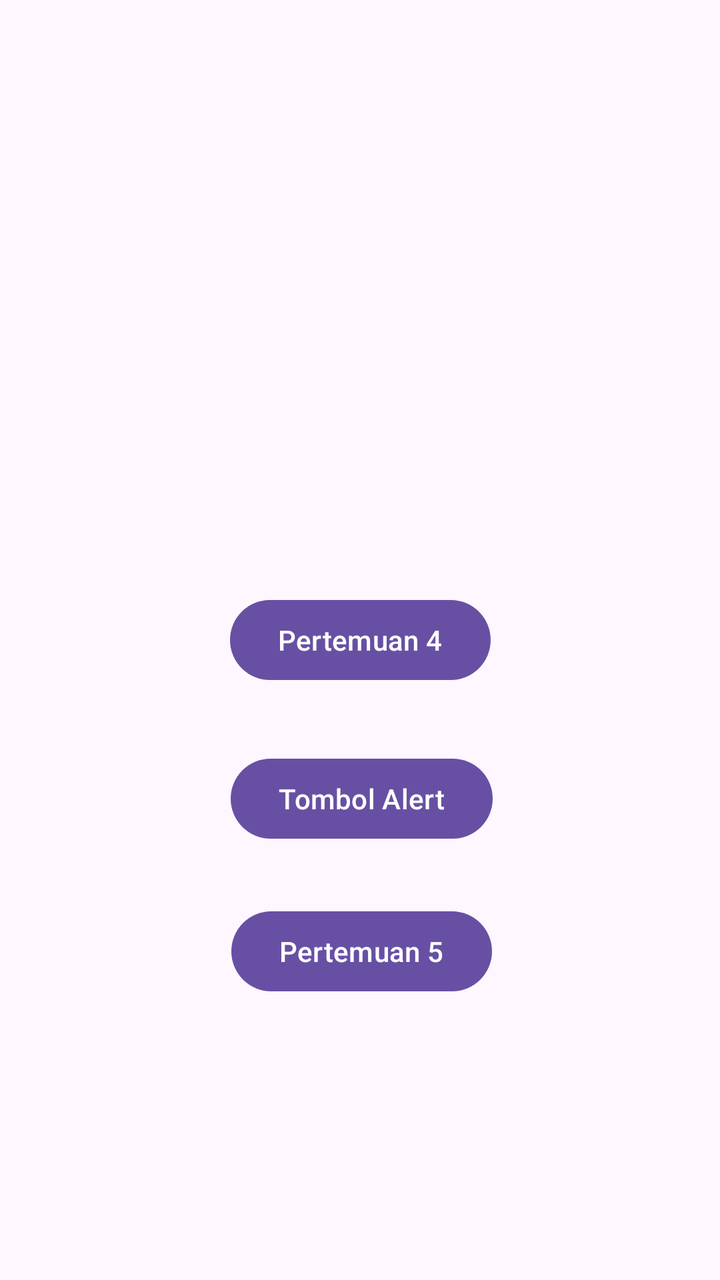
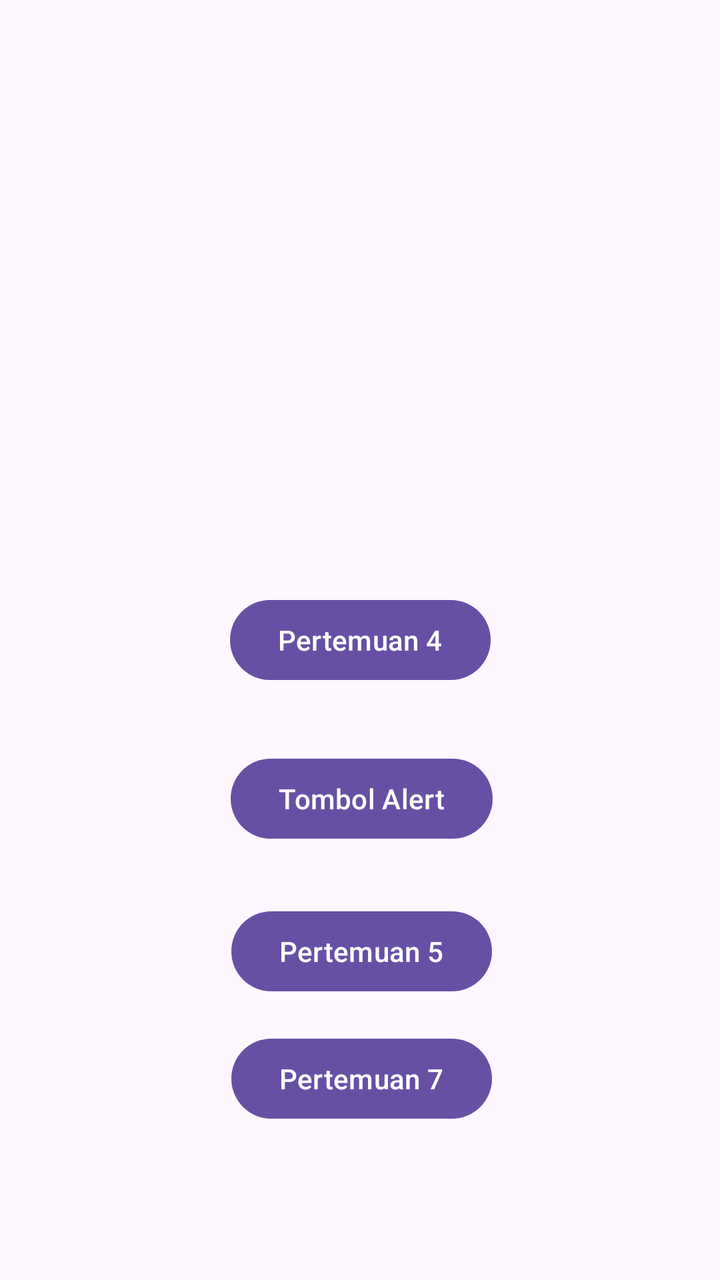

The first picture is an Android layout as it rendered before a commit; the second is the same layout after the commit. The layout source and the unified diff follow.
<!-- AndroidManifest.xml: application theme Theme.Victor3TIE -->
<!-- res/layout/activity_main.xml -->
<?xml version="1.0" encoding="utf-8"?>
<androidx.constraintlayout.widget.ConstraintLayout xmlns:android="http://schemas.android.com/apk/res/android"
    xmlns:app="http://schemas.android.com/apk/res-auto"
    xmlns:tools="http://schemas.android.com/tools"
    android:id="@+id/main"
    android:layout_width="match_parent"
    android:layout_height="match_parent"
    tools:context=".MainActivity">

    <Button
        android:id="@+id/btnToFourth"
        android:layout_width="wrap_content"
        android:layout_height="wrap_content"
        android:text="Pertemuan 4"
        app:layout_constraintBottom_toBottomOf="parent"
        app:layout_constraintEnd_toEndOf="parent"
        app:layout_constraintStart_toStartOf="parent"
        app:layout_constraintTop_toTopOf="parent" />

    <Button
        android:id="@+id/btnShowAlertDialog"
        android:layout_width="wrap_content"
        android:layout_height="wrap_content"
        android:text="Tombol Alert"
        app:layout_constraintBottom_toBottomOf="parent"
        app:layout_constraintEnd_toEndOf="parent"
        app:layout_constraintHorizontal_bias="0.503"
        app:layout_constraintStart_toStartOf="parent"
        app:layout_constraintTop_toBottomOf="@+id/btnToFourth"
        app:layout_constraintVertical_bias="0.126" />

    <Button
        android:id="@+id/btnToFifth"
        android:layout_width="wrap_content"
        android:layout_height="wrap_content"
        android:text="Pertemuan 5"
        app:layout_constraintBottom_toBottomOf="parent"
        app:layout_constraintEnd_toEndOf="parent"
        app:layout_constraintHorizontal_bias="0.503"
        app:layout_constraintStart_toStartOf="parent"
        app:layout_constraintTop_toBottomOf="@+id/btnShowAlertDialog"
        app:layout_constraintVertical_bias="0.168" />

</androidx.constraintlayout.widget.ConstraintLayout>
<!-- resources referenced by this layout -->
<resources>
  <style name="Theme.Victor3TIE" parent="Base.Theme.Victor3TIE" />
  <style name="Base.Theme.Victor3TIE" parent="Theme.Material3.DayNight.NoActionBar">
          
          
      </style>
</resources>

<!-- the commit's change to res/layout/activity_main.xml (unified diff, before → after) -->
@@ -41,4 +41,16 @@
         app:layout_constraintTop_toBottomOf="@+id/btnShowAlertDialog"
         app:layout_constraintVertical_bias="0.168" />
 
+    <Button
+        android:id="@+id/btnToSeventh"
+        android:layout_width="wrap_content"
+        android:layout_height="wrap_content"
+        android:text="Pertemuan 7"
+        app:layout_constraintBottom_toBottomOf="parent"
+        app:layout_constraintEnd_toEndOf="parent"
+        app:layout_constraintHorizontal_bias="0.503"
+        app:layout_constraintStart_toStartOf="parent"
+        app:layout_constraintTop_toBottomOf="@+id/btnToFifth"
+        app:layout_constraintVertical_bias="0.168" />
+
 </androidx.constraintlayout.widget.ConstraintLayout>
